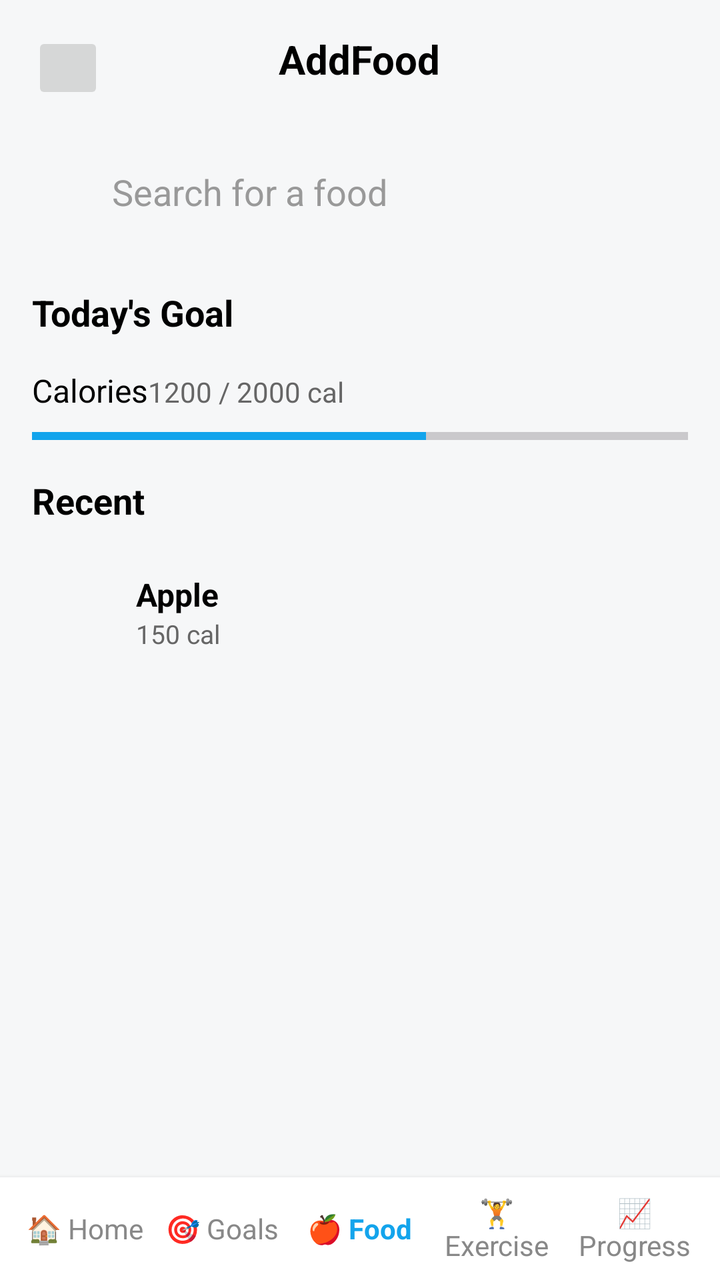
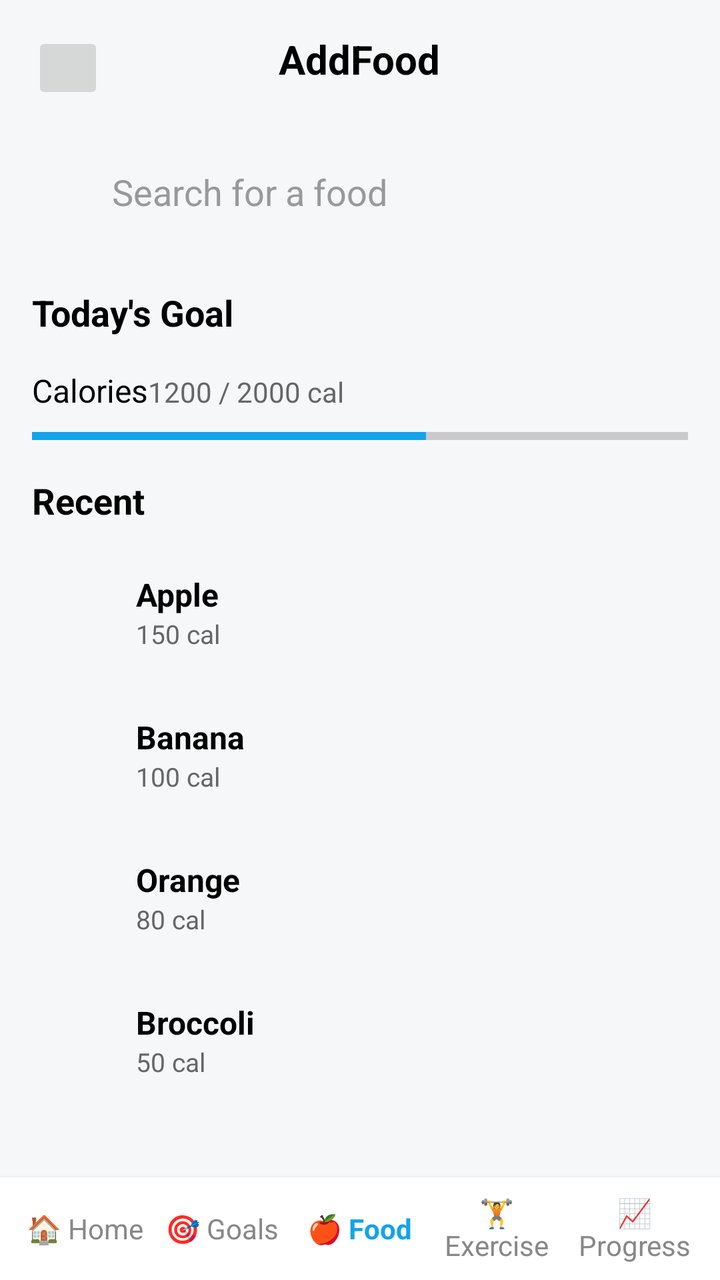

An Android layout rendered at two revisions. The XML below is the earlier revision; the diff shows what the commit changed to produce the second picture.
<!-- AndroidManifest.xml: application theme Theme.FinalHamada -->
<!-- res/layout/activity_add_foods.xml -->
<?xml version="1.0" encoding="utf-8"?>
<LinearLayout xmlns:android="http://schemas.android.com/apk/res/android"
    android:orientation="vertical"
    android:background="#F6F7F8"
    android:layout_width="match_parent"
    android:layout_height="match_parent"
    android:id="@+id/main">

    
    <RelativeLayout
        android:layout_width="match_parent"
        android:layout_height="wrap_content"
        android:padding="16dp">

        <ImageButton
            android:id="@+id/btnClose"
            android:layout_alignParentStart="true"
            android:layout_width="36dp"
            android:layout_height="36dp" />

        <TextView
            android:id="@+id/tvTitle"
            android:text="AddFood"
            android:textSize="20sp"
            android:textStyle="bold"
            android:layout_centerHorizontal="true"
            android:textColor="#000"
            android:layout_width="wrap_content"
            android:layout_height="wrap_content" />
    </RelativeLayout>

    
    <LinearLayout
        android:orientation="horizontal"
        android:padding="8dp"
        android:layout_marginHorizontal="16dp"
        android:layout_marginTop="4dp"
        android:layout_width="match_parent"
        android:layout_height="48dp">

        <ImageView
            android:layout_gravity="center_vertical"
            android:layout_marginEnd="8dp"
            android:layout_width="24dp"
            android:layout_height="24dp"/>

        <EditText
            android:id="@+id/etSearchFood"
            android:hint="Search for a food"
            android:background="@null"
            android:textColor="#000"
            android:textColorHint="#999"
            android:layout_weight="1"
            android:layout_width="0dp"
            android:layout_height="match_parent"/>
    </LinearLayout>

    
    <TextView
        android:text="Today's Goal"
        android:textStyle="bold"
        android:textSize="18sp"
        android:textColor="#000"
        android:layout_marginTop="24dp"
        android:layout_marginStart="16dp"
        android:layout_width="wrap_content"
        android:layout_height="wrap_content"/>

    
    <LinearLayout
        android:orientation="vertical"
        android:layout_margin="16dp"
        android:layout_width="match_parent"
        android:layout_height="wrap_content">

        <LinearLayout
            android:orientation="horizontal"
            android:layout_width="match_parent"
            android:layout_height="wrap_content">

            <TextView
                android:text="Calories"
                android:textColor="#000"
                android:textSize="16sp"
                android:layout_width="wrap_content"
                android:layout_height="wrap_content"/>

            <TextView
                android:text="1200 / 2000 cal"
                android:textColor="#666"
                android:textSize="14sp"
                android:layout_width="wrap_content"
                android:layout_height="wrap_content"/>
        </LinearLayout>

        <ProgressBar
            android:id="@+id/progressCalories"
            style="?android:attr/progressBarStyleHorizontal"
            android:progress="60"
            android:progressTint="#13a4ec"
            android:backgroundTint="#E0E0E0"
            android:layout_marginTop="8dp"
            android:layout_width="match_parent"
            android:layout_height="8dp"/>
    </LinearLayout>

    
    <TextView
        android:text="Recent"
        android:textStyle="bold"
        android:textSize="18sp"
        android:textColor="#000"
        android:layout_marginStart="16dp"
        android:layout_marginBottom="8dp"
        android:layout_width="wrap_content"
        android:layout_height="wrap_content"/>

    <ScrollView
        android:layout_width="match_parent"
        android:layout_height="0dp"
        android:layout_weight="1">

        <LinearLayout
            android:orientation="vertical"
            android:layout_marginBottom="16dp"
            android:layout_width="match_parent"
            android:layout_height="wrap_content">

            
            <LinearLayout
                android:orientation="horizontal"
                android:gravity="center_vertical"
                android:padding="12dp"
                android:layout_marginHorizontal="8dp"
                android:layout_marginVertical="4dp"
                android:layout_width="match_parent"
                android:layout_height="wrap_content">

                <ImageView
                    android:backgroundTint="#13a4ec"
                    android:layout_marginEnd="12dp"
                    android:layout_width="36dp"
                    android:layout_height="36dp"/>

                <LinearLayout
                    android:orientation="vertical"
                    android:layout_weight="1"
                    android:layout_width="0dp"
                    android:layout_height="wrap_content">

                    <TextView
                        android:text="Apple"
                        android:textStyle="bold"
                        android:textColor="#000"
                        android:textSize="16sp"
                        android:layout_width="wrap_content"
                        android:layout_height="wrap_content"/>

                    <TextView
                        android:text="150 cal"
                        android:textColor="#666"
                        android:textSize="13sp"
                        android:layout_width="wrap_content"
                        android:layout_height="wrap_content"/>
                </LinearLayout>

                <ImageButton
                    android:background="?android:selectableItemBackgroundBorderless"
                    android:layout_width="36dp"
                    android:layout_height="36dp"/>
            </LinearLayout>

            
        </LinearLayout>
    </ScrollView>

    
    <LinearLayout
        android:orientation="horizontal"
        android:background="#FFFFFF"
        android:padding="8dp"
        android:elevation="4dp"
        android:gravity="center"
        android:weightSum="5"
        android:layout_width="match_parent"
        android:layout_height="wrap_content">

        <TextView
            android:text="🏠 Home"
            android:gravity="center"
            android:layout_weight="1"
            android:textColor="#888"
            android:layout_width="0dp"
            android:layout_height="wrap_content"/>

        <TextView
            android:text="🎯 Goals"
            android:gravity="center"
            android:layout_weight="1"
            android:textColor="#888"
            android:layout_width="0dp"
            android:layout_height="wrap_content"/>

        <TextView
            android:text="🍎 Food"
            android:textStyle="bold"
            android:textColor="#13a4ec"
            android:gravity="center"
            android:layout_weight="1"
            android:layout_width="0dp"
            android:layout_height="wrap_content"/>

        <TextView
            android:text="🏋 Exercise"
            android:gravity="center"
            android:layout_weight="1"
            android:textColor="#888"
            android:layout_width="0dp"
            android:layout_height="wrap_content"/>

        <TextView
            android:text="📈 Progress"
            android:gravity="center"
            android:layout_weight="1"
            android:textColor="#888"
            android:layout_width="0dp"
            android:layout_height="wrap_content"/>
    </LinearLayout>
</LinearLayout>
<!-- resources referenced by this layout -->
<resources>
  <style name="Theme.FinalHamada" parent="Base.Theme.FinalHamada" />
  <style name="Base.Theme.FinalHamada" parent="Theme.Material3.DayNight.NoActionBar">
          
          
      </style>
</resources>

<!-- the commit's change to res/layout/activity_add_foods.xml (unified diff, before → after) -->
@@ -57,14 +57,15 @@
 
     
     <TextView
+        android:id="@+id/tvTdGoal"
+        android:layout_width="wrap_content"
+        android:layout_height="wrap_content"
+        android:layout_marginStart="16dp"
+        android:layout_marginTop="24dp"
         android:text="Today's Goal"
-        android:textStyle="bold"
+        android:textColor="#000"
         android:textSize="18sp"
-        android:textColor="#000"
-        android:layout_marginTop="24dp"
-        android:layout_marginStart="16dp"
-        android:layout_width="wrap_content"
-        android:layout_height="wrap_content"/>
+        android:textStyle="bold" />
 
     
     <LinearLayout
@@ -79,18 +80,20 @@
             android:layout_height="wrap_content">
 
             <TextView
+                android:id="@+id/tvCalrories"
+                android:layout_width="wrap_content"
+                android:layout_height="wrap_content"
                 android:text="Calories"
                 android:textColor="#000"
-                android:textSize="16sp"
+                android:textSize="16sp" />
+
+            <TextView
+                android:id="@+id/tvCAL"
                 android:layout_width="wrap_content"
-                android:layout_height="wrap_content"/>
-
-            <TextView
+                android:layout_height="wrap_content"
                 android:text="1200 / 2000 cal"
                 android:textColor="#666"
-                android:textSize="14sp"
-                android:layout_width="wrap_content"
-                android:layout_height="wrap_content"/>
+                android:textSize="14sp" />
         </LinearLayout>
 
         <ProgressBar
@@ -106,14 +109,15 @@
 
     
     <TextView
-        android:text="Recent"
-        android:textStyle="bold"
-        android:textSize="18sp"
-        android:textColor="#000"
+        android:id="@+id/tvRecent"
+        android:layout_width="wrap_content"
+        android:layout_height="wrap_content"
         android:layout_marginStart="16dp"
         android:layout_marginBottom="8dp"
-        android:layout_width="wrap_content"
-        android:layout_height="wrap_content"/>
+        android:text="Recent"
+        android:textColor="#000"
+        android:textSize="18sp"
+        android:textStyle="bold" />
 
     <ScrollView
         android:layout_width="match_parent"
@@ -149,19 +153,21 @@
                     android:layout_height="wrap_content">
 
                     <TextView
+                        android:id="@+id/tvApple"
+                        android:layout_width="wrap_content"
+                        android:layout_height="wrap_content"
                         android:text="Apple"
-                        android:textStyle="bold"
                         android:textColor="#000"
                         android:textSize="16sp"
-                        android:layout_width="wrap_content"
-                        android:layout_height="wrap_content"/>
-
-                    <TextView
+                        android:textStyle="bold" />
+
+                    <TextView
+                        android:id="@+id/tvcalApple"
+                        android:layout_width="wrap_content"
+                        android:layout_height="wrap_content"
                         android:text="150 cal"
                         android:textColor="#666"
-                        android:textSize="13sp"
-                        android:layout_width="wrap_content"
-                        android:layout_height="wrap_content"/>
+                        android:textSize="13sp" />
                 </LinearLayout>
 
                 <ImageButton
@@ -171,6 +177,143 @@
             </LinearLayout>
 
             
+            <LinearLayout
+                android:orientation="horizontal"
+                android:gravity="center_vertical"
+                android:padding="12dp"
+                android:layout_marginHorizontal="8dp"
+                android:layout_marginVertical="4dp"
+                android:layout_width="match_parent"
+                android:layout_height="wrap_content">
+
+                <ImageView
+                    android:backgroundTint="#f44336"
+                    android:layout_marginEnd="12dp"
+                    android:layout_width="36dp"
+                    android:layout_height="36dp"/>
+
+                <LinearLayout
+                    android:orientation="vertical"
+                    android:layout_weight="1"
+                    android:layout_width="0dp"
+                    android:layout_height="wrap_content">
+
+                    <TextView
+                        android:id="@+id/tvBanana"
+                        android:layout_width="wrap_content"
+                        android:layout_height="wrap_content"
+                        android:text="Banana"
+                        android:textColor="#000"
+                        android:textSize="16sp"
+                        android:textStyle="bold" />
+
+                    <TextView
+                        android:id="@+id/1"
+                        android:layout_width="wrap_content"
+                        android:layout_height="wrap_content"
+                        android:text="100 cal"
+                        android:textColor="#666"
+                        android:textSize="13sp" />
+                </LinearLayout>
+
+                <ImageButton
+                    android:background="?android:selectableItemBackgroundBorderless"
+                    android:layout_width="36dp"
+                    android:layout_height="36dp"/>
+            </LinearLayout>
+
+            
+            <LinearLayout
+                android:orientation="horizontal"
+                android:gravity="center_vertical"
+                android:padding="12dp"
+                android:layout_marginHorizontal="8dp"
+                android:layout_marginVertical="4dp"
+                android:layout_width="match_parent"
+                android:layout_height="wrap_content">
+
+                <ImageView
+                    android:backgroundTint="#ff9800"
+                    android:layout_marginEnd="12dp"
+                    android:layout_width="36dp"
+                    android:layout_height="36dp"/>
+
+                <LinearLayout
+                    android:orientation="vertical"
+                    android:layout_weight="1"
+                    android:layout_width="0dp"
+                    android:layout_height="wrap_content">
+
+                    <TextView
+                        android:id="@+id/tvOrange"
+                        android:layout_width="wrap_content"
+                        android:layout_height="wrap_content"
+                        android:text="Orange"
+                        android:textColor="#000"
+                        android:textSize="16sp"
+                        android:textStyle="bold" />
+
+                    <TextView
+                        android:id="@+id/tvcalOrange"
+                        android:layout_width="wrap_content"
+                        android:layout_height="wrap_content"
+                        android:text="80 cal"
+                        android:textColor="#666"
+                        android:textSize="13sp" />
+                </LinearLayout>
+
+                <ImageButton
+                    android:background="?android:selectableItemBackgroundBorderless"
+                    android:layout_width="36dp"
+                    android:layout_height="36dp"/>
+            </LinearLayout>
+
+            
+            <LinearLayout
+                android:orientation="horizontal"
+                android:gravity="center_vertical"
+                android:padding="12dp"
+                android:layout_marginHorizontal="8dp"
+                android:layout_marginVertical="4dp"
+                android:layout_width="match_parent"
+                android:layout_height="wrap_content">
+
+                <ImageView
+                    android:backgroundTint="#4caf50"
+                    android:layout_marginEnd="12dp"
+                    android:layout_width="36dp"
+                    android:layout_height="36dp"/>
+
+                <LinearLayout
+                    android:orientation="vertical"
+                    android:layout_weight="1"
+                    android:layout_width="0dp"
+                    android:layout_height="wrap_content">
+
+                    <TextView
+                        android:id="@+id/tvBroccoli"
+                        android:layout_width="wrap_content"
+                        android:layout_height="wrap_content"
+                        android:text="Broccoli"
+                        android:textColor="#000"
+                        android:textSize="16sp"
+                        android:textStyle="bold" />
+
+                    <TextView
+                        android:id="@+id/tvcalBroccoli"
+                        android:layout_width="wrap_content"
+                        android:layout_height="wrap_content"
+                        android:text="50 cal"
+                        android:textColor="#666"
+                        android:textSize="13sp" />
+                </LinearLayout>
+
+                <ImageButton
+                    android:background="?android:selectableItemBackgroundBorderless"
+                    android:layout_width="36dp"
+                    android:layout_height="36dp"/>
+            </LinearLayout>
+
         </LinearLayout>
     </ScrollView>
 
@@ -186,44 +329,49 @@
         android:layout_height="wrap_content">
 
         <TextView
+            android:id="@+id/tvHome"
+            android:layout_width="0dp"
+            android:layout_height="wrap_content"
+            android:layout_weight="1"
+            android:gravity="center"
             android:text="🏠 Home"
-            android:gravity="center"
-            android:layout_weight="1"
-            android:textColor="#888"
-            android:layout_width="0dp"
-            android:layout_height="wrap_content"/>
-
-        <TextView
+            android:textColor="#888" />
+
+        <TextView
+            android:id="@+id/tvGoals"
+            android:layout_width="0dp"
+            android:layout_height="wrap_content"
+            android:layout_weight="1"
+            android:gravity="center"
             android:text="🎯 Goals"
-            android:gravity="center"
-            android:layout_weight="1"
-            android:textColor="#888"
-            android:layout_width="0dp"
-            android:layout_height="wrap_content"/>
-
-        <TextView
+            android:textColor="#888" />
+
+        <TextView
+            android:id="@+id/tvFood"
+            android:layout_width="0dp"
+            android:layout_height="wrap_content"
+            android:layout_weight="1"
+            android:gravity="center"
             android:text="🍎 Food"
-            android:textStyle="bold"
             android:textColor="#13a4ec"
-            android:gravity="center"
-            android:layout_weight="1"
-            android:layout_width="0dp"
-            android:layout_height="wrap_content"/>
-
-        <TextView
+            android:textStyle="bold" />
+
+        <TextView
+            android:id="@+id/tvExcercises"
+            android:layout_width="0dp"
+            android:layout_height="wrap_content"
+            android:layout_weight="1"
+            android:gravity="center"
             android:text="🏋 Exercise"
-            android:gravity="center"
-            android:layout_weight="1"
-            android:textColor="#888"
-            android:layout_width="0dp"
-            android:layout_height="wrap_content"/>
-
-        <TextView
+            android:textColor="#888" />
+
+        <TextView
+            android:id="@+id/tvProgress"
+            android:layout_width="0dp"
+            android:layout_height="wrap_content"
+            android:layout_weight="1"
+            android:gravity="center"
             android:text="📈 Progress"
-            android:gravity="center"
-            android:layout_weight="1"
-            android:textColor="#888"
-            android:layout_width="0dp"
-            android:layout_height="wrap_content"/>
+            android:textColor="#888" />
     </LinearLayout>
 </LinearLayout>
